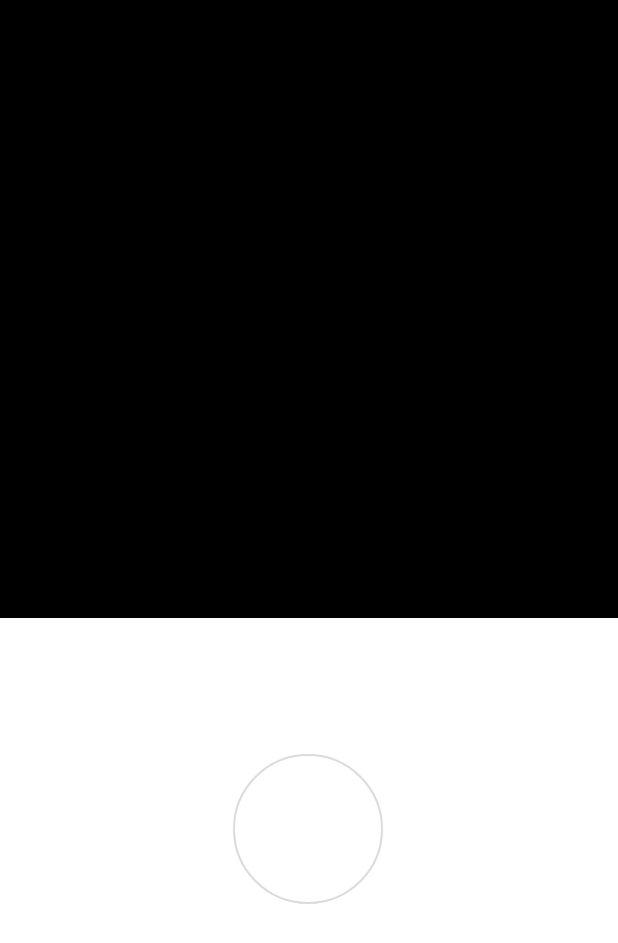
After one commit to Gilberto-Calixto/Instagram, an Android app: the layout fragment_camera.xml on its own in the app's theme, with its tools: preview values and no code run, on a phone screen of 412 x 824 dp. The commit adds this screen. Shown: the top 943 px of the screen. Run offline under Robolectric (Android 15) with nearby library versions, the phone set to English and light mode, and no system bars.

Commit message:
Tela de Upload de Foto pela Câmera

```diff
--- /dev/null
+++ b/app/src/main/java/co/tiagoaguiar/course/instagram/view/view/camera/CameraFragment.kt
@@ -0,0 +1,23 @@
+package co.tiagoaguiar.course.instagram.view.view.camera
+
+import android.os.Bundle
+import android.view.LayoutInflater
+import android.view.View
+import android.view.ViewGroup
+import androidx.fragment.app.Fragment
+import androidx.recyclerview.widget.LinearLayoutManager
+import androidx.recyclerview.widget.RecyclerView
+import co.tiagoaguiar.course.instagram.R
+
+class CameraFragment: Fragment() {
+
+    override fun onCreateView(
+        inflater: LayoutInflater,
+        container: ViewGroup?,
+        savedInstanceState: Bundle?
+    ): View? {
+        return inflater.inflate(R.layout.fragment_camera, container, false)
+    }
+
+
+}
--- a/app/src/main/res/layout/activity_main.xml
+++ b/app/src/main/res/layout/activity_main.xml
@@ -39,7 +39,7 @@
             android:layout_height="match_parent"
             app:layout_behavior="@string/appbar_scrolling_view_behavior"
             tools:layout="@layout/fragment_profile"
-            android:name="co.tiagoaguiar.course.instagram.view.view.search.SearchFragment"
+            android:name="co.tiagoaguiar.course.instagram.view.view.camera.CameraFragment"
             />
 
     </androidx.coordinatorlayout.widget.CoordinatorLayout>
--- /dev/null
+++ b/app/src/main/res/layout/fragment_camera.xml
@@ -0,0 +1,31 @@
+<?xml version="1.0" encoding="utf-8"?>
+<androidx.constraintlayout.widget.ConstraintLayout xmlns:android="http://schemas.android.com/apk/res/android"
+    android:layout_width="match_parent"
+    android:layout_height="match_parent"
+    xmlns:app="http://schemas.android.com/apk/res-auto">
+
+    <ImageView
+        android:id="@+id/imageView2"
+        android:layout_width="0dp"
+        android:layout_height="0dp"
+        android:background="@color/black"
+        app:layout_constraintDimensionRatio="1:1"
+        app:layout_constraintEnd_toEndOf="parent"
+        app:layout_constraintStart_toStartOf="parent"
+        app:layout_constraintTop_toTopOf="parent" />
+
+    <de.hdodenhof.circleimageview.CircleImageView
+        android:layout_width="100dp"
+        android:layout_height="100dp"
+        android:src="@drawable/ic_insta_profile_thin"
+        app:civ_border_color="@color/gray_border"
+        app:civ_border_width="1dp"
+        app:civ_circle_background_color="@color/gray_border"
+        app:layout_constraintBottom_toBottomOf="parent"
+        app:layout_constraintEnd_toEndOf="parent"
+        app:layout_constraintHorizontal_bias="0.498"
+        app:layout_constraintStart_toStartOf="parent"
+        app:layout_constraintTop_toBottomOf="@+id/imageView2"
+        app:layout_constraintVertical_bias="0.29" />
+
+</androidx.constraintlayout.widget.ConstraintLayout>
```
